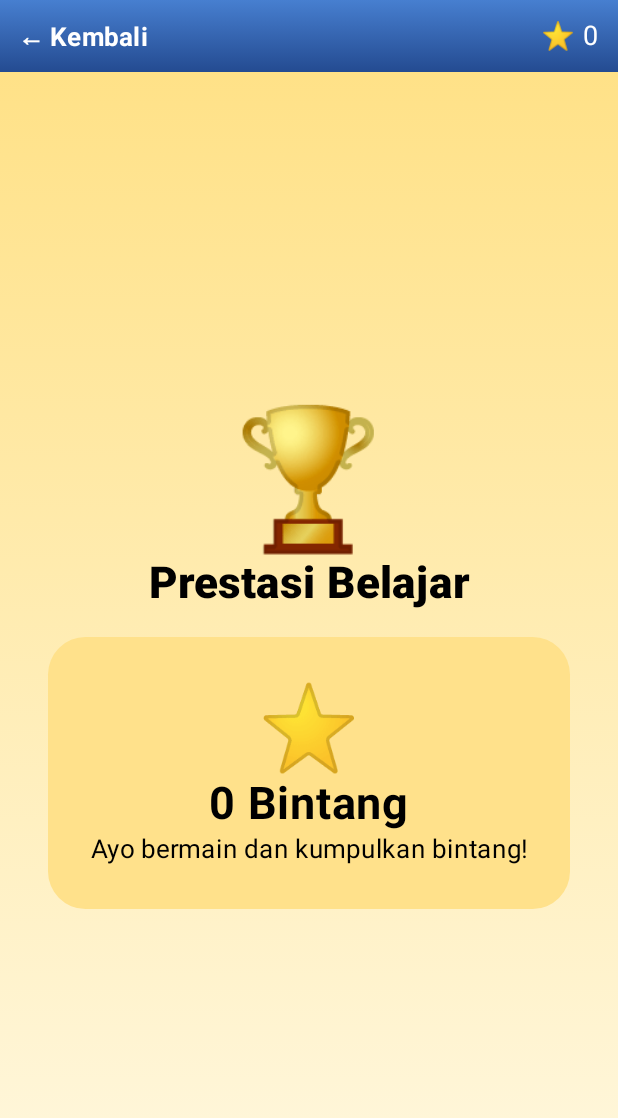
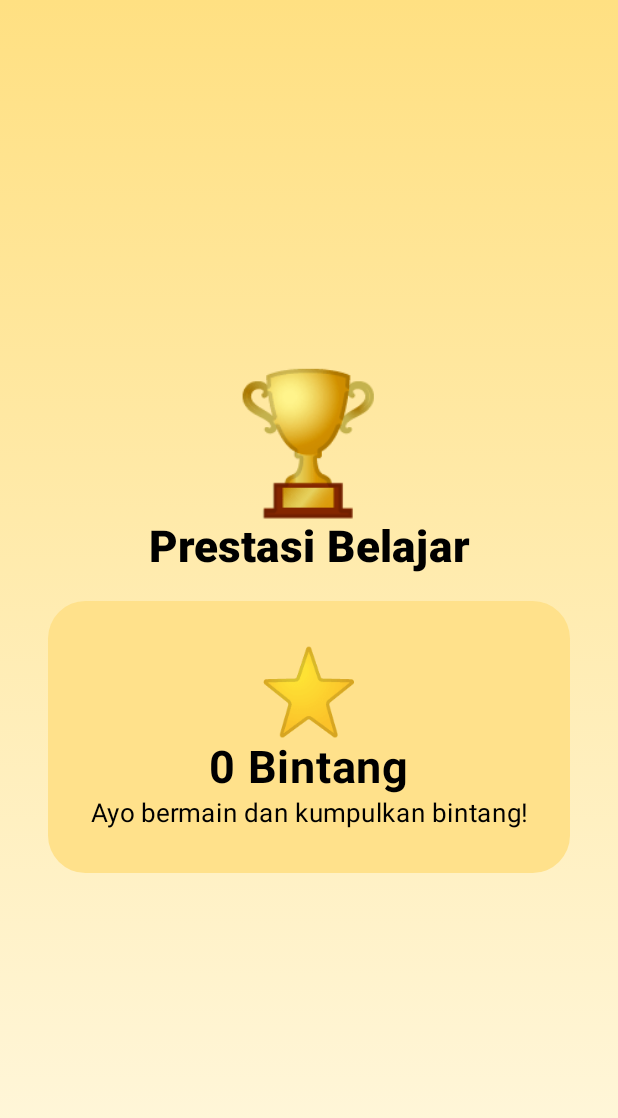
Before and after one commit to MChat-Android/M-Anak-Pintar, an Android app built with Jetpack Compose: the screen it shows after launch (MainActivity), after a tap on an icon or button, on a phone screen of 412 x 824 dp. Shown: the top 1118 px of the screen. Run offline under Robolectric (Android 15) with nearby library versions, the phone set to English and light mode, and no system bars.

Commit message:
Update MainActivity.kt

```diff
--- a/app/src/main/java/com/m/anakpintar/MainActivity.kt
+++ b/app/src/main/java/com/m/anakpintar/MainActivity.kt
@@ -5,6 +5,7 @@ import android.os.Bundle
 import android.speech.tts.TextToSpeech
 import androidx.activity.ComponentActivity
 import androidx.activity.compose.setContent
+import androidx.activity.compose.BackHandler
 import androidx.compose.foundation.background
 import androidx.compose.foundation.clickable
 import androidx.compose.foundation.layout.*
@@ -143,6 +144,12 @@ private fun AnakPintarApp() {
     var page by rememberSaveable { mutableStateOf(Page.HOME) }
     var stars by rememberSaveable { mutableIntStateOf(0) }
 
+    // Tombol kembali bawaan HP: kembali ke halaman utama.
+    // Di halaman utama, sistem Android menangani tombol kembali.
+    BackHandler(enabled = page != Page.HOME) {
+        page = Page.HOME
+    }
+
     val background = when (page) {
         Page.HOME -> listOf(Color(0xFF63C9F4), Color(0xFFB8ECFF), Color(0xFFFFF1C5))
         Page.HURUF -> listOf(Color(0xFFB9F6CA), Color(0xFFE8F5E9))
@@ -159,35 +166,12 @@ private fun AnakPintarApp() {
         Box(
             Modifier.fillMaxSize().background(Brush.verticalGradient(background))
         ) {
-            // Area aman agar konten tidak tertutup status bar dan navigasi.
             Column(
                 Modifier.fillMaxSize()
                     .statusBarsPadding()
                     .navigationBarsPadding()
             ) {
-                if (page != Page.HOME) {
-                    Row(
-                        Modifier.fillMaxWidth()
-                            .background(
-                                Brush.verticalGradient(
-                                    listOf(Color(0xFF477FD0), Color(0xFF244B91))
-                                )
-                            )
-                            .padding(12.dp),
-                        verticalAlignment = Alignment.CenterVertically
-                    ) {
-                        Text(
-                            "← Kembali",
-                            color = Color.White,
-                            fontSize = 17.sp,
-                            fontWeight = FontWeight.Bold,
-                            modifier = Modifier.clickable { page = Page.HOME }
-                        )
-                        Spacer(Modifier.weight(1f))
-                        Text("⭐ $stars", color = Color.White, fontSize = 18.sp)
-                    }
-                }
-
+                // Tidak ada lagi tombol kembali buatan aplikasi.
                 when (page) {
                     Page.HOME -> HomeScreen(stars) { page = it }
                     Page.HURUF -> LetterScreen(::speak)
@@ -207,8 +191,6 @@ private fun AnakPintarApp() {
 private fun engineLanguage(engine: TextToSpeech?) {
     engine?.language = Locale("id", "ID")
 }
-
-/* HALAMAN UTAMA */
 
 @Composable
 private fun HomeScreen(stars: Int, onSelect: (Page) -> Unit) {
@@ -397,7 +379,6 @@ private fun HomeScreen(stars: Int, onSelect: (Page) -> Unit) {
             )
         }
 
-        // Ruang tambahan pada bagian bawah halaman.
         Spacer(Modifier.height(54.dp))
     }
 }
@@ -468,8 +449,6 @@ private fun HomeTile(
         }
     }
 }
-
-/* KOMPONEN DAN HALAMAN BELAJAR */
 
 @Composable
 private fun PageHeading(title: String, subtitle: String) {
```
